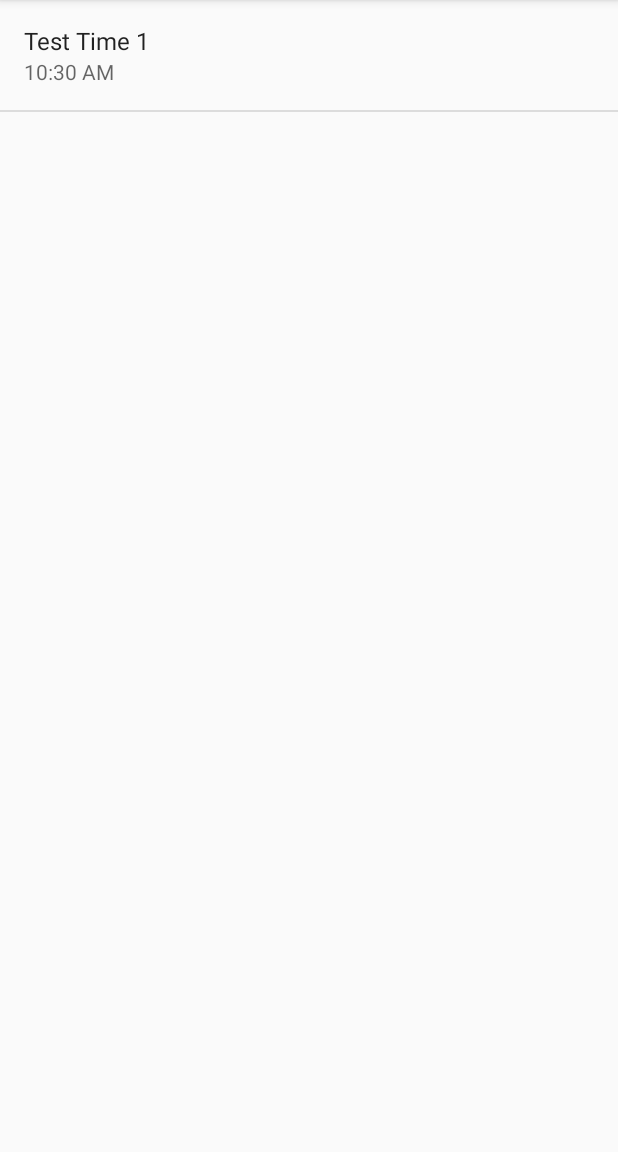
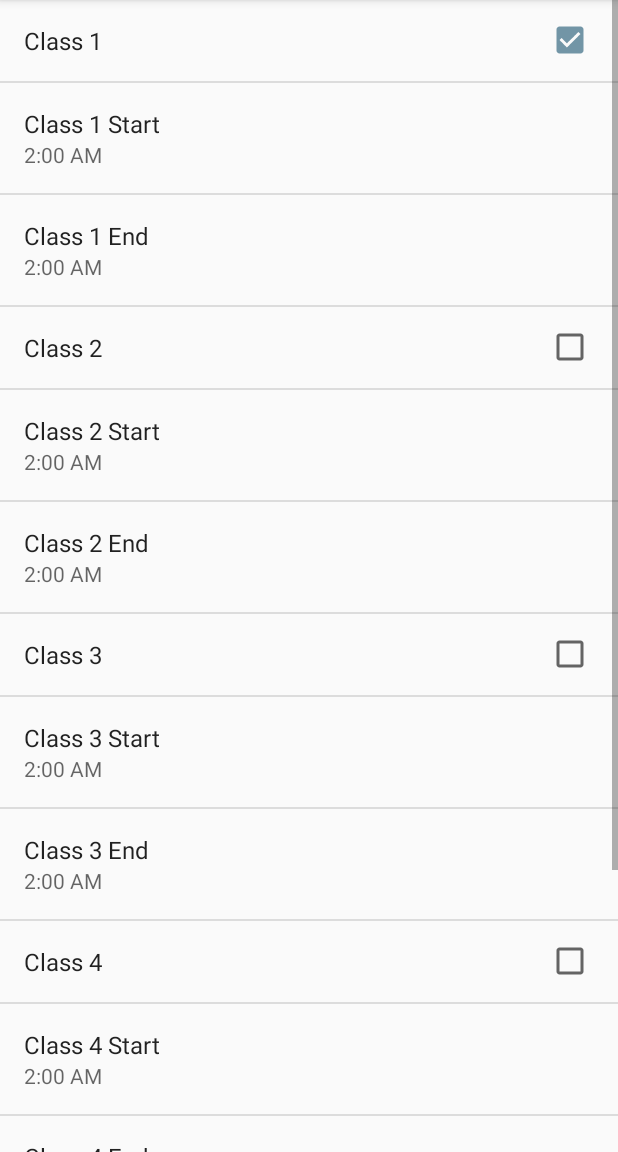
Before and after one commit to roidocampo/ClassTimer, an Android app: the ConfigActivity screen opened directly, with no data from a screen before it, on a phone screen of 412 x 824 dp, the part 84-1236 px from its top. Run offline under Robolectric (Android 15) with nearby library versions, the phone set to English and light mode, and no system bars.

```diff
--- a/app/src/main/java/xyz/docampo/roi/classtimer/TimePreference.java
+++ b/app/src/main/java/xyz/docampo/roi/classtimer/TimePreference.java
@@ -14,8 +14,10 @@ import java.util.GregorianCalendar;
 
 
 public class TimePreference extends DialogPreference {
-    private Calendar calendar;
     private TimePicker picker = null;
+
+    public static final long DEFAULT_TIME = 2*60;
+    private long minutes = DEFAULT_TIME;
 
     public TimePreference(Context ctxt) {
         this(ctxt, null);
@@ -30,7 +32,6 @@ public class TimePreference extends DialogPreference {
 
         setPositiveButtonText("Set");
         setNegativeButtonText("Cancel");
-        calendar = new GregorianCalendar();
     }
 
     @Override
@@ -42,8 +43,8 @@ public class TimePreference extends DialogPreference {
     @Override
     protected void onBindDialogView(View v) {
         super.onBindDialogView(v);
-        picker.setCurrentHour(calendar.get(Calendar.HOUR_OF_DAY));
-        picker.setCurrentMinute(calendar.get(Calendar.MINUTE));
+        picker.setCurrentHour((int) minutes/60);
+        picker.setCurrentMinute((int) minutes%60);
     }
 
     @Override
@@ -51,12 +52,10 @@ public class TimePreference extends DialogPreference {
         super.onDialogClosed(positiveResult);
 
         if (positiveResult) {
-            calendar.set(Calendar.HOUR_OF_DAY, picker.getCurrentHour());
-            calendar.set(Calendar.MINUTE, picker.getCurrentMinute());
-
+            minutes = picker.getCurrentHour() * 60 + picker.getCurrentMinute();
             setSummary(getSummary());
-            if (callChangeListener(calendar.getTimeInMillis())) {
-                persistLong(calendar.getTimeInMillis());
+            if (callChangeListener(minutes)) {
+                persistLong(minutes);
                 notifyChanged();
             }
         }
@@ -72,15 +71,15 @@ public class TimePreference extends DialogPreference {
 
         if (restoreValue) {
             if (defaultValue == null) {
-                calendar.setTimeInMillis(getPersistedLong(System.currentTimeMillis()));
+                minutes = getPersistedLong(DEFAULT_TIME);
             } else {
-                calendar.setTimeInMillis(Long.parseLong(getPersistedString((String) defaultValue)));
+                minutes = Long.parseLong(getPersistedString((String) defaultValue));
             }
         } else {
             if (defaultValue == null) {
-                calendar.setTimeInMillis(System.currentTimeMillis());
+                minutes = DEFAULT_TIME;
             } else {
-                calendar.setTimeInMillis(Long.parseLong((String) defaultValue));
+                minutes = Long.parseLong((String) defaultValue);
             }
         }
         setSummary(getSummary());
@@ -88,9 +87,16 @@ public class TimePreference extends DialogPreference {
 
     @Override
     public CharSequence getSummary() {
-        if (calendar == null) {
-            return null;
+        if (minutes >= 12*60) {
+            if (minutes / 60 == 12)
+                return String.format("%d:%02d PM", 12, minutes % 60);
+            else
+                return String.format("%d:%02d PM", minutes / 60 - 12, minutes % 60);
+        } else {
+            if (minutes / 60 == 0)
+                return String.format("%d:%02d AM", 12, minutes % 60);
+            else
+                return String.format("%d:%02d AM", minutes / 60, minutes % 60);
         }
-        return DateFormat.getTimeFormat(getContext()).format(new Date(calendar.getTimeInMillis()));
     }
 }
--- a/app/src/main/res/values/colors.xml
+++ b/app/src/main/res/values/colors.xml
@@ -7,6 +7,7 @@
 
     <color name="colorPrimary">#3F51B5</color>
     <color name="colorPrimaryDark">#303F9F</color>
-    <color name="colorAccent">#FF4081</color>
+    <color name="colorAccent">#7295A6</color>
+    <color name="colorOriginalAccent">#FF4081</color>
 
 </resources>
--- a/app/src/main/res/xml/preferences.xml
+++ b/app/src/main/res/xml/preferences.xml
@@ -1,8 +1,59 @@
 <?xml version="1.0" encoding="utf-8"?>
 <PreferenceScreen xmlns:android="http://schemas.android.com/apk/res/android">
 
+    <CheckBoxPreference
+        android:key="class_enabled_1"
+        android:title="Class 1"
+        android:defaultValue="true" />
     <xyz.docampo.roi.classtimer.TimePreference
-        android:key="test_pref_time_1"
-        android:title="Test Time 1" />
+        android:key="class_start_1"
+        android:title="Class 1 Start" />
+    <xyz.docampo.roi.classtimer.TimePreference
+        android:key="class_end_1"
+        android:title="Class 1 End" />
+
+    <CheckBoxPreference
+        android:key="class_enabled_2"
+        android:title="Class 2"
+        android:defaultValue="false" />
+    <xyz.docampo.roi.classtimer.TimePreference
+        android:key="class_start_2"
+        android:title="Class 2 Start" />
+    <xyz.docampo.roi.classtimer.TimePreference
+        android:key="class_end_2"
+        android:title="Class 2 End" />
+
+    <CheckBoxPreference
+        android:key="class_enabled_3"
+        android:title="Class 3"
+        android:defaultValue="false" />
+    <xyz.docampo.roi.classtimer.TimePreference
+        android:key="class_start_3"
+        android:title="Class 3 Start" />
+    <xyz.docampo.roi.classtimer.TimePreference
+        android:key="class_end_3"
+        android:title="Class 3 End" />
+
+    <CheckBoxPreference
+        android:key="class_enabled_4"
+        android:title="Class 4"
+        android:defaultValue="false" />
+    <xyz.docampo.roi.classtimer.TimePreference
+        android:key="class_start_4"
+        android:title="Class 4 Start" />
+    <xyz.docampo.roi.classtimer.TimePreference
+        android:key="class_end_4"
+        android:title="Class 4 End" />
+
+    <CheckBoxPreference
+        android:key="class_enabled_5"
+        android:title="Class 5"
+        android:defaultValue="false" />
+    <xyz.docampo.roi.classtimer.TimePreference
+        android:key="class_start_5"
+        android:title="Class 5 Start" />
+    <xyz.docampo.roi.classtimer.TimePreference
+        android:key="class_end_5"
+        android:title="Class 5 End" />
 
 </PreferenceScreen>
```
Also changed, not shown: app/src/main/java/xyz/docampo/roi/classtimer/MainActivity.java (+145 -51 lines), app/src/main/res/values/ids.xml (added, +7 -0 lines).
